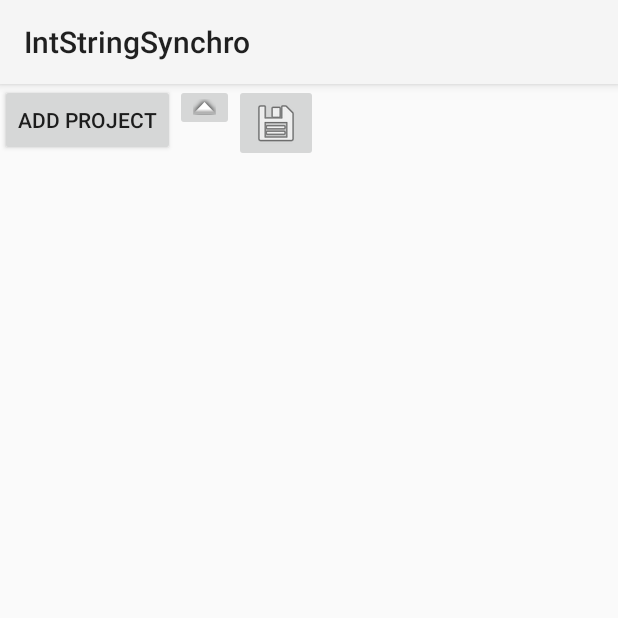
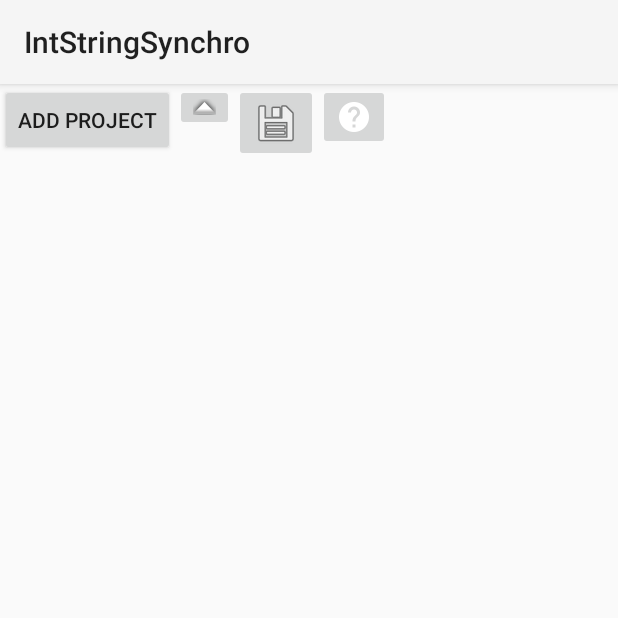
Before and after one commit to nohkumado/intstringsynchro, an Android app: the screen it shows after launch (MainActivity), on a phone screen of 412 x 824 dp, the top half of it. Run offline under Robolectric (Android 15) with nearby library versions, the phone set to English and light mode, and no system bars; libraries missing offline, so code that uses them is left out: com.github.angads25.filepicker, com.nohkumado.nohutils; 5 statements that could not run were skipped.

Commit message:
added a help link to the "manual"

```diff
--- a/app/src/main/java/com/nohkumado/intstringsynchro/MainActivity.java
+++ b/app/src/main/java/com/nohkumado/intstringsynchro/MainActivity.java
@@ -27,7 +27,7 @@ DialogSelectionListener//, OnEditorActionListener
 {
   //protected Spinner langSpin;
   protected Button openProject;//addLang, addToken,
-  protected ImageButton moveUpBut,saveBut;
+  protected ImageButton moveUpBut,saveBut, helpBut;
 
   protected ArrayList<String> langList;
   protected TreeMapTable<String,StringEntry> data;
@@ -66,10 +66,10 @@ DialogSelectionListener//, OnEditorActionListener
   public final String ERROR = "com.nohkumado.intstringsynchro.ERROR";
   public final String ACTION = "com.nohkumado.intstringsynchro.ACTION";
 
+  private static final String manualUrl = "https://sites.google.com/site/nohkumado/home/projects/intstringsynchro";
 
   public MainActivity()
   {
-
   }
 
 
@@ -233,6 +233,11 @@ DialogSelectionListener//, OnEditorActionListener
 
     saveBut = (ImageButton) findViewById(R.id.saveBut);
     saveBut.setOnClickListener(this);
+
+    helpBut = (ImageButton) findViewById(R.id.helpBut);
+    helpBut.setOnClickListener(this);
+
+
     //tokenList = new ArrayList<>();
     //tokenTable = (ListView) findViewById(R.id.stringListView);
     //tokenTable = (TableLayout) findViewById(R.id.table);
@@ -470,6 +475,12 @@ DialogSelectionListener//, OnEditorActionListener
     {
       saveFiles();
     }
+    else if (p1 == helpBut)
+    {
+      Intent browserIntent = new Intent(Intent.ACTION_VIEW, Uri.parse(manualUrl));
+      startActivity(browserIntent);
+    }
+
 
 
   }//public void onClick(View p1)
--- a/app/src/main/res/layout/main.xml
+++ b/app/src/main/res/layout/main.xml
@@ -47,11 +47,18 @@
 			android:layout_width="wrap_content"
         android:src="@android:drawable/arrow_up_float"
 			android:id="@+id/moveUpBut"/>
-      <ImageButton
+
+  <ImageButton
           android:layout_height="wrap_content"
           android:layout_width="wrap_content"
           android:src="@android:drawable/ic_menu_save"
           android:id="@+id/saveBut"/>
+
+      <ImageButton
+          android:layout_height="wrap_content"
+          android:layout_width="wrap_content"
+          android:src="@drawable/ic_help_white_24dp"
+          android:id="@+id/helpBut"/>
 
 	</LinearLayout>
 
```
Also changed, not shown: app/src/main/res/drawable-hdpi/ic_help_white_24dp.png (added), app/src/main/res/drawable-mdpi/ic_help_white_24dp.png (added), app/src/main/res/drawable-xhdpi/ic_help_white_24dp.png (added), app/src/main/res/drawable-xxhdpi/ic_help_white_24dp.png (added).
